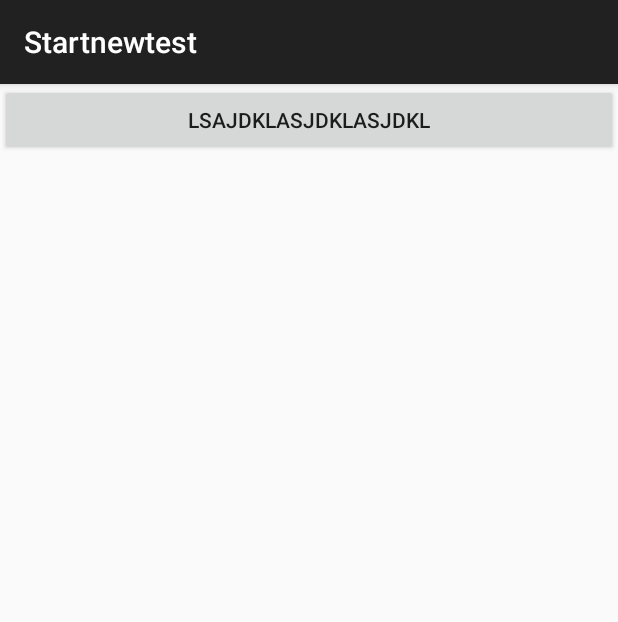
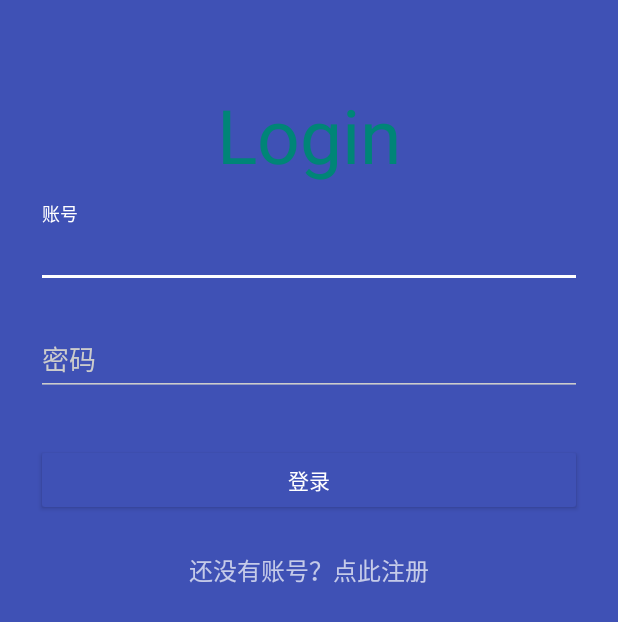
Before and after one commit to nexYeyi/Startnewtest, an Android app: the screen it shows after launch (MainActivity), on a phone screen of 412 x 824 dp. Shown: the top 622 px of the screen. Run offline under Robolectric (Android 15) with nearby library versions, the phone set to English and light mode, and no system bars.

Commit message:
增加了注册界面，修改了背景颜色样式

```diff
--- a/app/src/main/java/com/example/yeyi/startnewtest/MainActivity.java
+++ b/app/src/main/java/com/example/yeyi/startnewtest/MainActivity.java
@@ -4,21 +4,35 @@ import android.content.Intent;
 import android.support.v7.app.AppCompatActivity;
 import android.os.Bundle;
 import android.view.View;
-import android.widget.Button;
+import android.widget.TextView;
+import android.widget.Toast;
 
 public class MainActivity extends AppCompatActivity {
+    private long firstPressedTime;
+
+    @Override
+    public void onBackPressed() {
+        if(System.currentTimeMillis() - firstPressedTime < 2000){
+            super.onBackPressed();
+        }else{
+            Toast.makeText(MainActivity.this,"再按一次返回键退出" ,Toast.LENGTH_SHORT).show();
+            firstPressedTime = System.currentTimeMillis();
+        }
+    }
 
     @Override
     protected void onCreate(Bundle savedInstanceState) {
         super.onCreate(savedInstanceState);
         setContentView(R.layout.activity_main);
-        Button button = findViewById(R.id.gobutton);
-        button.setOnClickListener(new View.OnClickListener() {
+        TextView zhuce = (TextView) findViewById(R.id.link_signup);
+        zhuce.setOnClickListener(new View.OnClickListener() {
             @Override
             public void onClick(View v) {
-                Intent intent = new Intent(MainActivity.this,Main2Activity.class);
+                Intent intent = new Intent(MainActivity.this,SignupActivity.class);
                 startActivity(intent);
             }
         });
+
+
     }
 }
--- a/app/src/main/res/layout/activity_main.xml
+++ b/app/src/main/res/layout/activity_main.xml
@@ -1,15 +1,67 @@
 <?xml version="1.0" encoding="utf-8"?>
-<android.support.constraint.ConstraintLayout xmlns:android="http://schemas.android.com/apk/res/android"
-    xmlns:app="http://schemas.android.com/apk/res-auto"
-    xmlns:tools="http://schemas.android.com/tools"
-    android:layout_width="match_parent"
-    android:layout_height="match_parent"
-    tools:context=".MainActivity">
+<ScrollView xmlns:android="http://schemas.android.com/apk/res/android"
+    android:layout_width="fill_parent"
+    android:layout_height="fill_parent"
+    android:fitsSystemWindows="true">
 
-    <Button
-        android:id="@+id/gobutton"
+    <LinearLayout
+        android:orientation="vertical"
         android:layout_width="match_parent"
         android:layout_height="wrap_content"
-        android:text="lsajdklasjdklasjdkl"/>
+        android:paddingTop="56dp"
+        android:paddingLeft="24dp"
+        android:paddingRight="24dp">
 
-</android.support.constraint.ConstraintLayout>
+        <TextView
+            android:layout_width="wrap_content"
+            android:layout_height="72sp"
+            android:layout_gravity="center_horizontal"
+            android:text="Login"
+            android:textSize="50sp"
+            android:textColor="@color/colorPrimary"/>
+
+        <!--  Email Label -->
+        <android.support.design.widget.TextInputLayout
+            android:layout_width="match_parent"
+            android:layout_height="wrap_content"
+            android:layout_marginTop="8dp"
+            android:layout_marginBottom="8dp">
+            <EditText android:id="@+id/input_email"
+                android:layout_width="match_parent"
+                android:layout_height="wrap_content"
+                android:inputType="textEmailAddress"
+                android:hint="账号" />
+        </android.support.design.widget.TextInputLayout>
+
+        <!--  Password Label -->
+        <android.support.design.widget.TextInputLayout
+            android:layout_width="match_parent"
+            android:layout_height="wrap_content"
+            android:layout_marginTop="8dp"
+            android:layout_marginBottom="8dp">
+            <EditText android:id="@+id/input_password"
+                android:layout_width="match_parent"
+                android:layout_height="wrap_content"
+                android:inputType="textPassword"
+                android:hint="密码"/>
+        </android.support.design.widget.TextInputLayout>
+
+        <android.support.v7.widget.AppCompatButton
+            android:id="@+id/btn_login"
+            android:layout_width="fill_parent"
+            android:layout_height="wrap_content"
+            android:layout_marginTop="24dp"
+            android:layout_marginBottom="24dp"
+            android:padding="12dp"
+            android:text="登录"/>
+
+        <TextView android:id="@+id/link_signup"
+            android:layout_width="fill_parent"
+            android:layout_height="wrap_content"
+            android:layout_marginBottom="24dp"
+            android:text="还没有账号？点此注册"
+            android:gravity="center"
+            android:textSize="16dip"/>
+
+    </LinearLayout>
+</ScrollView>
--- a/app/src/main/res/values/colors.xml
+++ b/app/src/main/res/values/colors.xml
@@ -7,7 +7,9 @@
     <color name="primary_dark">#E12929</color>
     <color name="primary_darker">#CC1D1D</color>
     <color name="accent">#FFFFFF</color>
-
+    <color name="colorblue">#3F51B5</color>
+    <color name="colorshenblue">#303F9F</color>
+    <color name="colordanblue">#00ffff</color>
     <color name="black">#000000</color>
     <color name="jet">#222222</color>
     <color name="oil">#333333</color>
--- a/app/src/main/res/values/styles.xml
+++ b/app/src/main/res/values/styles.xml
@@ -11,7 +11,7 @@
 
     <style name="AppTheme.Dark" parent="Theme.AppCompat.NoActionBar">
         <item name="android:windowDrawsSystemBarBackgrounds">true</item>
-        <item name="android:statusBarColor">@color/primary_darker</item>
+        <item name="android:statusBarColor">@color/colorshenblue</item>
 
         <item name="android:windowContentTransitions">true</item>
         <item name="android:windowAllowEnterTransitionOverlap">true</item>
@@ -19,19 +19,19 @@
         <item name="android:windowSharedElementEnterTransition">@android:transition/move</item>
         <item name="android:windowSharedElementExitTransition">@android:transition/move</item>
 
-        <item name="colorPrimary">@color/primary</item>
-        <item name="colorPrimaryDark">@color/primary_dark</item>
+        <item name="colorPrimary">@color/colorblue</item>
+        <item name="colorPrimaryDark">@color/colorblue</item>
         <item name="colorAccent">@color/accent</item>
 
-        <item name="android:windowBackground">@color/primary</item>
+        <item name="android:windowBackground">@color/colorblue</item>
 
         <item name="colorControlNormal">@color/iron</item>
         <item name="colorControlActivated">@color/white</item>
         <item name="colorControlHighlight">@color/white</item>
         <item name="android:textColorHint">@color/iron</item>
 
-        <item name="colorButtonNormal">@color/primary_darker</item>
-        <item name="android:colorButtonNormal">@color/primary_darker</item>
+        <item name="colorButtonNormal">@color/colordanblue</item>
+        <item name="android:colorButtonNormal">@color/colorblue</item>
     </style>
 
 </resources>
```
Also changed, not shown: app/src/main/AndroidManifest.xml (+5 -2 lines), app/src/main/java/com/example/yeyi/startnewtest/Main2Activity.java (deleted, +0 -13 lines), app/src/main/java/com/example/yeyi/startnewtest/SignupActivity.java (added, +33 -0 lines), app/src/main/res/layout/activity_main2.xml (deleted, +0 -65 lines), app/src/main/res/layout/activity_signup.xml (added, +148 -0 lines).
